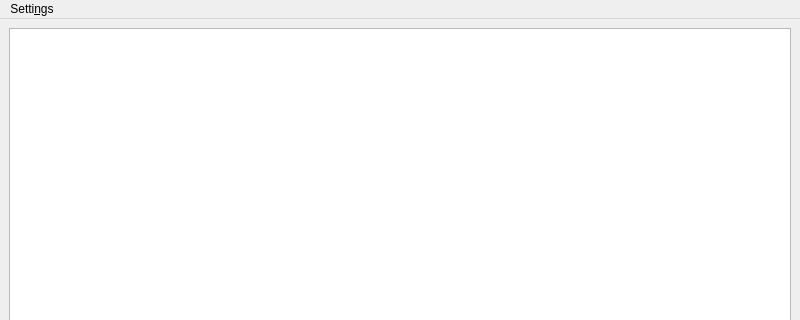
Above: ui_files/main_window.ui from SuheybAden/Qt-Shax before the change; both pictures show x 0 to 800 and y 0 to 320 of the 800 by 600 pixel window. Below: the same form after it.
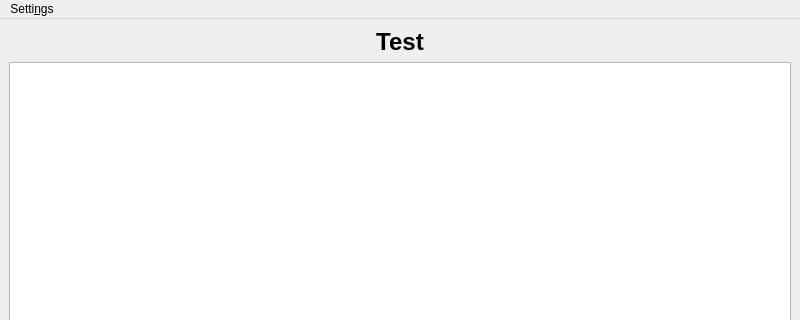
That is the form after the change.

Commit message: board_manager into class. finished placement phase

```diff
--- a/ui_files/main_window.ui
+++ b/ui_files/main_window.ui
@@ -15,6 +15,19 @@
   </property>
   <widget class="QWidget" name="centralwidget">
    <layout class="QVBoxLayout" name="verticalLayout">
+    <item>
+     <widget class="QLabel" name="announcementLabel">
+      <property name="text">
+       <string>&lt;html&gt;&lt;head/&gt;&lt;body&gt;&lt;p align=&quot;center&quot;&gt;&lt;span style=&quot; font-size:18pt; font-weight:600;&quot;&gt;Test&lt;/span&gt;&lt;/p&gt;&lt;/body&gt;&lt;/html&gt;</string>
+      </property>
+      <property name="textFormat">
+       <enum>Qt::AutoText</enum>
+      </property>
+      <property name="alignment">
+       <set>Qt::AlignCenter</set>
+      </property>
+     </widget>
+    </item>
     <item>
      <widget class="QGraphicsView" name="graphicsView">
       <property name="mouseTracking">
```
The commit also changes 3 other files.
